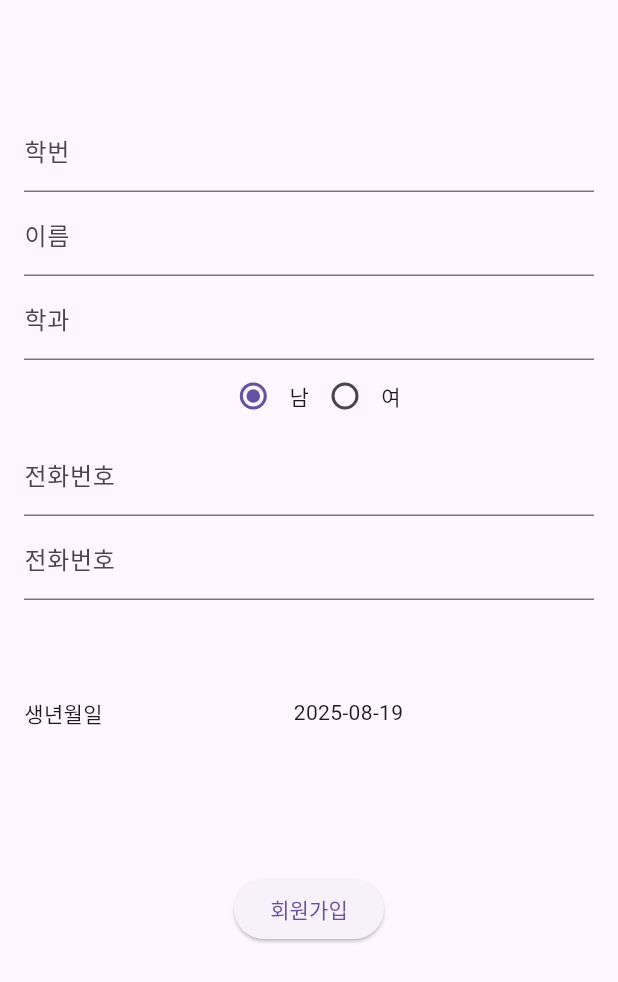
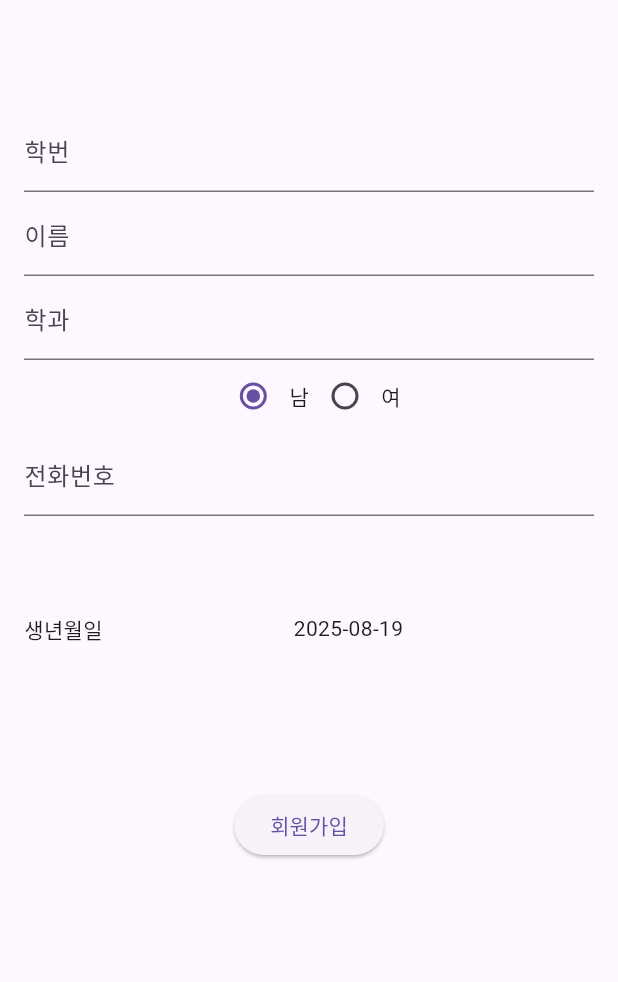
Before and after one commit to SPARK-GSS/App, a Flutter app: the GoogleSignUpPage screen opened directly, on a phone screen of 412 x 824 dp. Shown: the top 982 px of the screen. Run offline on Flutter 3.47's test engine with Material 3 defaults, Android fonts, the light colour scheme and no system bars; our stand-ins replace firebase_auth, firebase_core, firebase_database, firebase_storage, google_sign_in, image_picker and 4 more; accounts and stored records are empty.

Commit message:
구글 회원가입 수정

```diff
--- a/lib/pages/no_google_sign_up.dart
+++ b/lib/pages/no_google_sign_up.dart
@@ -224,10 +224,7 @@ class _EmailSignUpPageState extends State<EmailSignUpPage> {
                 'Major: ${majorController.text}',
                 style: TextStyle(fontSize: 20.0),
               ),
-              Text(
-                'Gender: $gender',
-                style: TextStyle(fontSize: 20.0),
-              ),
+              Text('Gender: $gender', style: TextStyle(fontSize: 20.0)),
               Text(
                 'Phone No.: ${phoneNumController.text}',
                 style: TextStyle(fontSize: 20.0),
@@ -405,16 +402,17 @@ class _GoogleSignUpPageState extends State<GoogleSignUpPage> {
               TextField(
                 controller: stuidController,
                 decoration: const InputDecoration(labelText: '학번'),
+                keyboardType: TextInputType.number, // 숫자 키보드 표시
+                inputFormatters: [
+                  FilteringTextInputFormatter.digitsOnly, // 숫자만 입력 허용
+                ],
               ),
               TextField(
                 controller: nameController,
                 keyboardType: TextInputType.name,
                 decoration: const InputDecoration(labelText: '이름'),
               ),
-              TextField(
-                controller: majorController,
-                decoration: const InputDecoration(labelText: '학과'),
-              ),
+              MajorField(majorController: majorController),
               Row(
                 mainAxisAlignment: MainAxisAlignment.center,
                 children: [
@@ -445,11 +443,11 @@ class _GoogleSignUpPageState extends State<GoogleSignUpPage> {
               //   controller: genderController,
               //   decoration: const InputDecoration(labelText: '성별'),
               // ),
-              TextField(
-                controller: phoneNumController,
-                keyboardType: TextInputType.phone,
-                decoration: const InputDecoration(labelText: '전화번호'),
-              ),
+              // TextField(
+              //   controller: phoneNumController,
+              //   keyboardType: TextInputType.phone,
+              //   decoration: const InputDecoration(labelText: '전화번호'),
+              // ),
               // TextField(
               //   controller: birthController,
               //   decoration: const InputDecoration(labelText: '생년월일'),
@@ -483,7 +481,7 @@ class _GoogleSignUpPageState extends State<GoogleSignUpPage> {
                     majorController.text,
                     gender,
                     selectedStartDateTime,
-                    phoneNumController.text
+                    phoneNumController.text,
                   );
                   Navigator.pushReplacement(
                     context,
```
Also changed, not shown: 1 other file.
